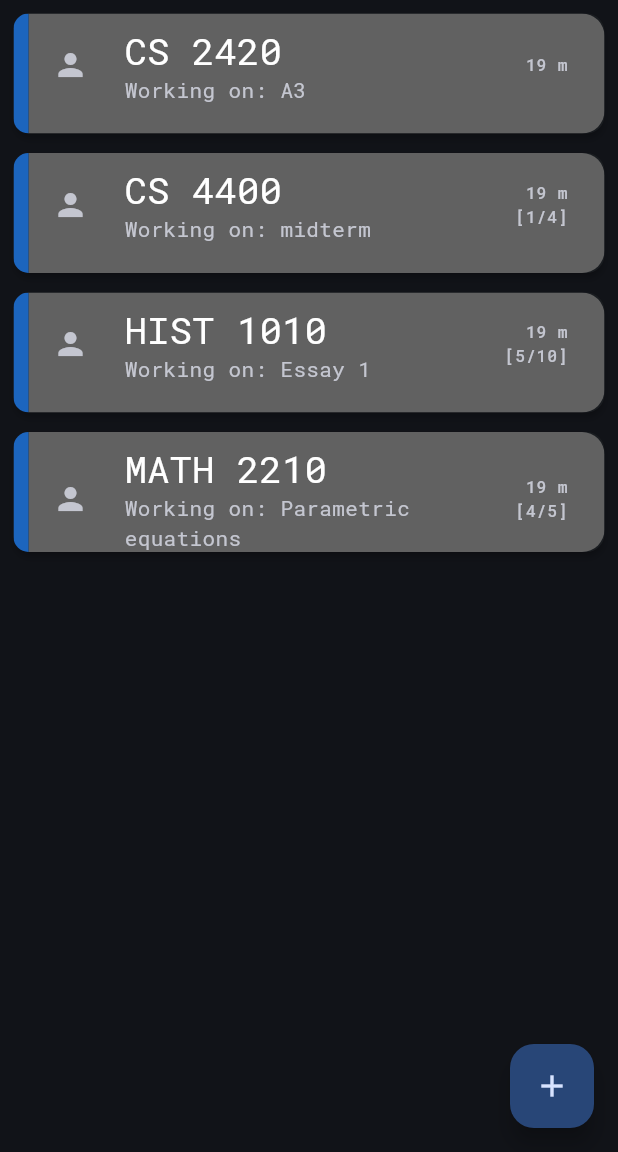
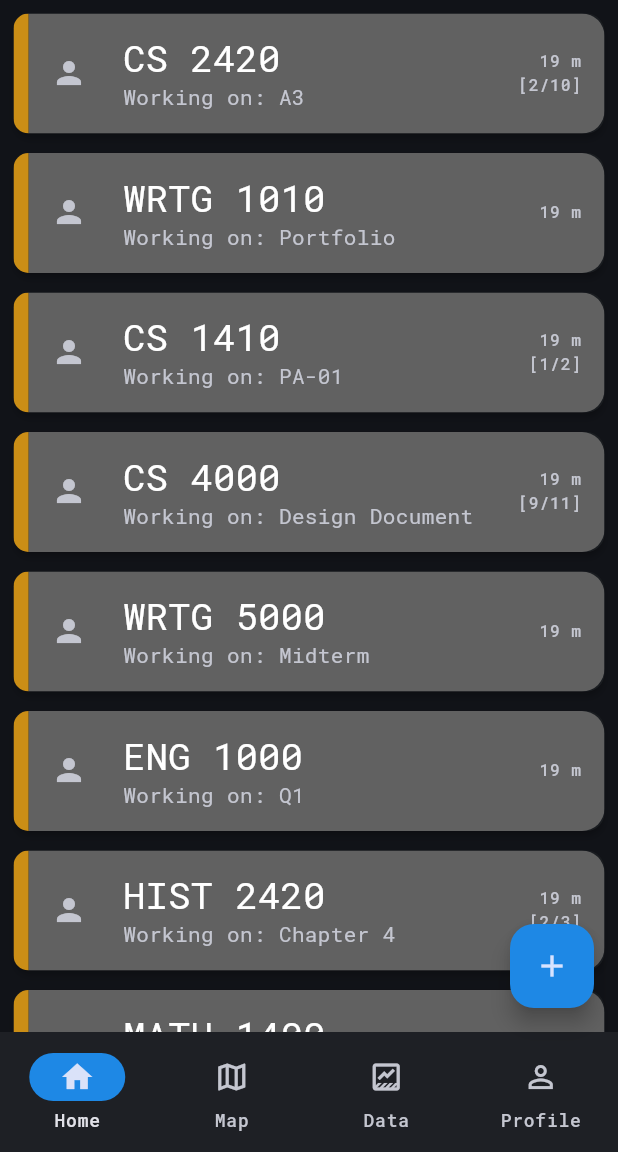
Before and after one commit to nelstran/booth_mockup, a Flutter app: the screen it shows after launch, on a phone screen of 412 x 824 dp, the part 84-1236 px from its top. Run offline on Flutter 3.47's test engine with Material 3 defaults, Android fonts, the phone set to English and light mode, and no system bars; our stand-ins replace google_fonts; missing offline and left inert: dart:ffi.

Commit message:
Added navigation bar and scrollable view

```diff
--- a/lib/main.dart
+++ b/lib/main.dart
@@ -43,13 +43,19 @@ class Booth extends StatelessWidget {
           titleTextStyle: GoogleFonts.robotoMono(
             color: Colors.white,
             fontSize: 30,
-            )
+          ),
         ),
         listTileTheme: ListTileThemeData(
           tileColor: Colors.grey.shade700,
           titleTextStyle: GoogleFonts.robotoMono(
             fontSize: 25
-            )
+          ),
+        ),
+        navigationBarTheme: NavigationBarThemeData(
+          indicatorColor: Colors.blue.shade600,
+        ),
+        floatingActionButtonTheme: FloatingActionButtonThemeData(
+          backgroundColor: Colors.blue.shade600,
         ),
       ),
       home: const MyHomePage(title: 'Booth'),
@@ -69,12 +75,20 @@ class _MyHomePageState extends State<MyHomePage> {
 
   // Create list of sessions for mock up
   List<SessionObj> sessions = [
-    SessionObj(field: "CS", level: "2420", topic: "A3"),
-    SessionObj(field: "CS", level: "4400", topic: "midterm", maxNum: 4),
+    SessionObj(field: "CS", level: "2420", topic: "A3", currNum: 2, maxNum: 10),
+    SessionObj(field: "WRTG", level: "1010", topic: "Portfolio"),
+    SessionObj(field: "CS", level: "1410", topic: "PA-01", maxNum: 2),
+    SessionObj(field: "CS", level: "4000", topic: "Design Document", currNum: 9, maxNum: 11),
+    SessionObj(field: "WRTG", level: "5000", topic: "Midterm"),
+    SessionObj(field: "ENG", level: "1000", topic: "Q1"),
+    SessionObj(field: "HIST", level: "2420", topic: "Chapter 4", currNum: 2, maxNum: 3),
+    SessionObj(field: "MATH", level: "1400", topic: "Equations"),
+    SessionObj(field: "MATH", level: "4400", topic: "Midterm", maxNum: 4),
     SessionObj(field: "HIST", level: "1010", topic: "Essay 1", currNum: 5, maxNum: 10),
     SessionObj(field: "MATH", level: "2210", topic: "Parametric equations", currNum: 4, maxNum: 5)
   ];
 
+  int currPageIndex = 0;
   @override
   Widget build(BuildContext context) {
 
@@ -94,22 +108,53 @@ class _MyHomePageState extends State<MyHomePage> {
           ),
         ],
       ),
-      body: Center(
+      body: SingleChildScrollView(
         child: Column(
           mainAxisAlignment: MainAxisAlignment.start,
           crossAxisAlignment: CrossAxisAlignment.stretch,
-          children: [
-            // Create list of sessions into UI
+          children: <Widget> [
             for (var i = 0; i < sessions.length; i++)
               sessionTile(context, sessions[i]),
-          ],
+          ]
+        )
       ),
-      ),
-      // This was part of skeleton code
+      // This was part of skeleton code, use for creating a session?
       floatingActionButton: FloatingActionButton(
         onPressed: (){},
         tooltip: 'Increment',
+        backgroundColor: Theme.of(context).floatingActionButtonTheme.backgroundColor,
         child: const Icon(Icons.add),
+      ),
+      bottomNavigationBar: NavigationBar(
+        onDestinationSelected: (int i){
+          setState(() {
+            currPageIndex = i;
+          });
+        },
+        selectedIndex: currPageIndex,
+        indicatorColor: Theme.of(context).navigationBarTheme.indicatorColor,
+        destinations: const <Widget>[
+          NavigationDestination(
+            selectedIcon: Icon(Icons.home),
+            icon: Icon(Icons.home_outlined),
+            label: "Home",
+          ),
+          NavigationDestination(
+            selectedIcon: Icon(Icons.map),
+            icon: Icon(Icons.map_outlined),
+            label: "Map",
+          ),
+          NavigationDestination(
+            selectedIcon: Icon(Icons.data_thresholding),
+            icon: Icon(Icons.data_thresholding_outlined),
+            label: "Data",
+          ),
+          NavigationDestination(
+            selectedIcon: Icon(Icons.person),
+            icon: Icon(Icons.person_outline),
+            label: "Profile",
+          ),
+        ],
       ),
     );
   }
@@ -158,12 +203,11 @@ class ColorRibbons{
   Color addField(String field){
     Random rng = Random();
     if(!fields.containsKey(field)){
-      fields[field] = Color.fromRGBO(
-        rng.nextInt(256),
-        rng.nextInt(256),
-        rng.nextInt(256),
-        1.0
-        );
+      double hue = rng.nextDouble() * 360.0; // Random hue value between 0 and 360
+      double saturation = rng.nextDouble() * 0.4 + 0.6; // Saturation between 0.6 and 1.0
+      double value = rng.nextDouble() * 0.4 + 0.6; // Value (brightness) between 0.6 and 1.0
+
+      fields[field] = HSVColor.fromAHSV(1.0, hue, saturation, value).toColor();
     }
     return fields[field];
   }
@@ -193,7 +237,11 @@ Padding sessionTile(BuildContext context, SessionObj session) {
                   )
                 ),
                 child: Container( // This holds both the color ribbon and the listTile itself
-                  height: 80,
+                  // height: hei,
+                  constraints: const BoxConstraints(
+                    minHeight: 80,
+                    maxHeight: 130,
+                  ),
                   decoration: BoxDecoration(
                     border: Border(
                       left: BorderSide(
@@ -203,6 +251,9 @@ Padding sessionTile(BuildContext context, SessionObj session) {
                     )
                   ),
                   child: ListTile(
+                    contentPadding: const EdgeInsets.symmetric( // Center contents inside listTile
+                      vertical: 5,
+                      horizontal: 15),
                     onTap: () {},
                     shape: const RoundedRectangleBorder( // Round the corners of the listTile
                       borderRadius: BorderRadius.only(
@@ -210,7 +261,7 @@ Padding sessionTile(BuildContext context, SessionObj session) {
                         bottomRight: Radius.circular(15),
                       )
                     ),
-                    // use Theme to easily change styles from one location.
+                    // Use Theme to easily change styles from one location.
                     tileColor: Theme.of(context).listTileTheme.tileColor,
                     leading: const Icon(Icons.person), //Placeholder, thinking about user profile picture
                     title: Text('${session.field} ${session.level}'),
```
Lines whose indentation alone changed are shown as unchanged.
